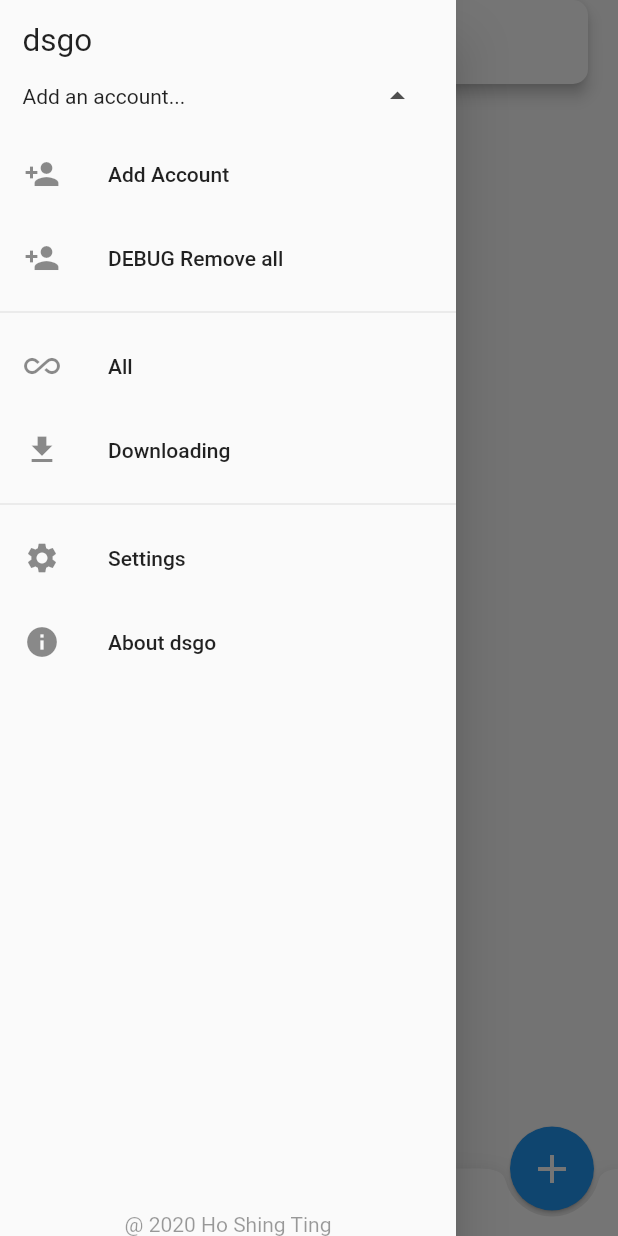
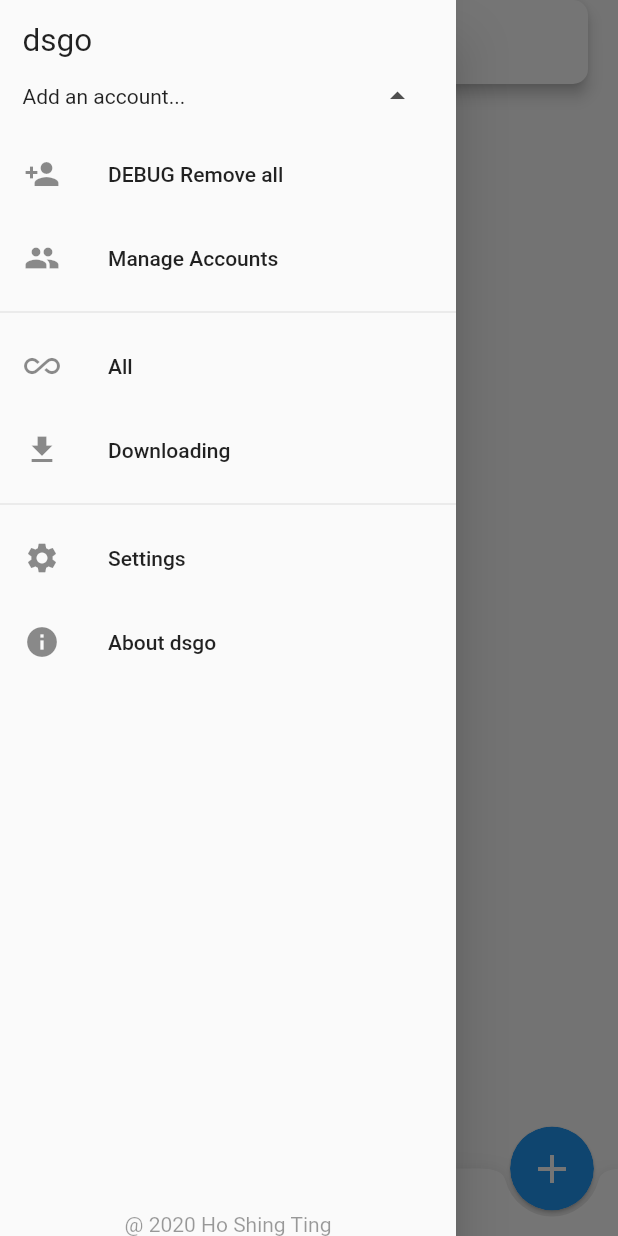
Before and after one commit to tingtingths/dsgo, a Flutter app: the screen it shows after launch, after a tap on the "menu" icon, after a tap on the "arrow drop down" icon, on a phone screen of 412 x 824 dp. Run offline on Flutter 3.47's test engine with Material 2 defaults, Android fonts, the phone set to English and light mode, and no system bars; our stand-ins replace dio, file_picker, flutter_bloc, flutter_secure_storage, package_info, tuple; missing offline and left inert: dart:html, morpheus; accounts and stored records are empty.

Commit message:
(WIP) Account management.

```diff
--- a/lib/main.dart
+++ b/lib/main.dart
@@ -134,7 +134,7 @@ class MyScaffoldState extends State<MyScaffold> {
 
     apiBloc.listen((SynoApiState state) {
       // get statistic
-      if (state.event?.requestType == RequestType.statistic_info) {
+      if (state.event?.requestType == RequestType.statistic_info && state.resp?.data != null) {
         var info = state.resp.data as DownloadStationStatisticGetInfo;
         setState(() {
           totalDown = info.speedDownload ?? 0 + info.emuleSpeedDownload ?? 0;
@@ -204,8 +204,6 @@ class MyScaffoldState extends State<MyScaffold> {
         ),
       ),
       floatingActionButton: OpenContainer(
-        openColor: Theme.of(context).backgroundColor,
-        closedColor: Theme.of(context).backgroundColor,
         closedShape: RoundedRectangleBorder(borderRadius: BorderRadius.circular(100)),
         closedBuilder: (context, openContainerCallback) {
           return FloatingActionButton(
--- a/lib/page/drawer.dart
+++ b/lib/page/drawer.dart
@@ -106,6 +106,7 @@ class _MyDrawerState extends State<MyDrawer> {
   DSConnectionBloc bloc;
   GlobalKey _addAcBtnKey = GlobalKey();
   GlobalKey _settingsBtnKey = GlobalKey();
+  GlobalKey _manageAccountBtnKey = GlobalKey();
   PackageInfo packageInfo;
 
   @override
@@ -213,29 +214,6 @@ class _MyDrawerState extends State<MyDrawer> {
 
           // add control button if not already add
           if (_connectionCntrListItemIdx.isEmpty) {
-            // add connection btn
-            _insertItem(
-                ++itmIdx,
-                ListTile(
-                  key: _addAcBtnKey,
-                  leading: Icon(Icons.person_add),
-                  title: Text('Add Account'),
-                  onTap: () {
-                    Navigator.push(
-                        context,
-                        MorpheusPageRoute(
-                          parentKey: _addAcBtnKey,
-                          builder: (context) {
-                            return BlocProvider.value(
-                              value: BlocProvider.of<DSConnectionBloc>(context),
-                              child: AccountForm(),
-                            );
-                          },
-                        ));
-                  },
-                ));
-            _connectionCntrListItemIdx.add(itmIdx);
-
             // DEBUG : remove all
             _insertItem(
                 ++itmIdx,
@@ -244,6 +222,24 @@ class _MyDrawerState extends State<MyDrawer> {
                   title: Text('DEBUG Remove all'),
                   onTap: () {
                     bloc.add(DSConnectionEvent(DSConnectionAction.removeAll, null));
+                  },
+                ));
+
+            _insertItem(
+                ++itmIdx,
+                ListTile(
+                  key: _manageAccountBtnKey,
+                  leading: Icon(Icons.people),
+                  title: Text('Manage Accounts'),
+                  onTap: () {
+                    Navigator.push(
+                        context,
+                        MorpheusPageRoute(
+                          parentKey: _manageAccountBtnKey,
+                          builder: (context) {
+                            return ManageAccountPage();
+                          },
+                        ));
                   },
                 ));
             _connectionCntrListItemIdx.add(itmIdx);
--- a/lib/page/tasks.dart
+++ b/lib/page/tasks.dart
@@ -6,6 +6,7 @@ import 'package:dsgo/bloc/ui_evt_bloc.dart';
 import 'package:dsgo/model/model.dart';
 import 'package:dsgo/page/task_details.dart';
 import 'package:dsgo/syno/api/modeled/model.dart';
+import 'package:dsgo/util/const.dart';
 import 'package:dsgo/util/extension.dart';
 import 'package:dsgo/util/format.dart';
 import 'package:dsgo/util/utils.dart';
@@ -154,7 +155,7 @@ class _TaskListState extends State<TaskList> with SingleTickerProviderStateMixin
           return SliverFillRemaining(
             child: Center(
               child: Text(
-                'Nothing...',
+                TXT_NOTHING,
               ),
             ),
           );
--- a/lib/util/const.dart
+++ b/lib/util/const.dart
@@ -1,4 +1,6 @@
 import 'package:flutter/material.dart';
+
+final String TXT_NOTHING = 'Wow, such empty';
 
 enum StorageKey { Connections, DefaultConnectionIndex, UserSettings }
 
```
Also changed, not shown: lib/page/account.dart (+103 -7 lines), lib/page/task_details.dart (+4 -3 lines), pubspec.lock.
